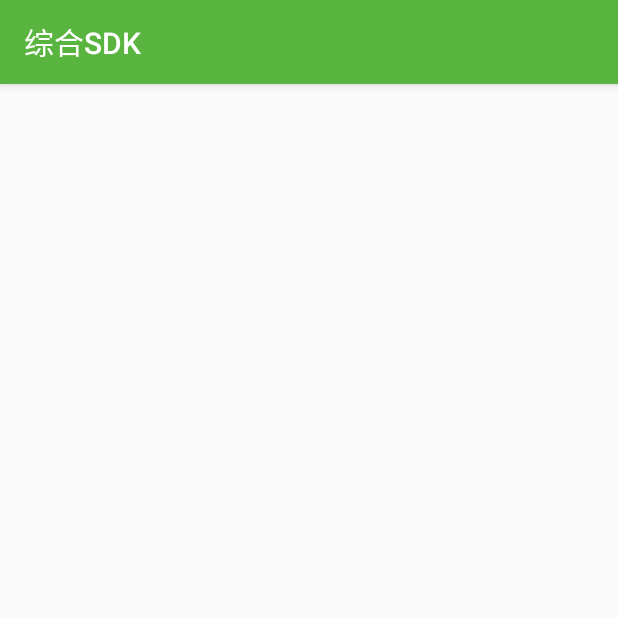
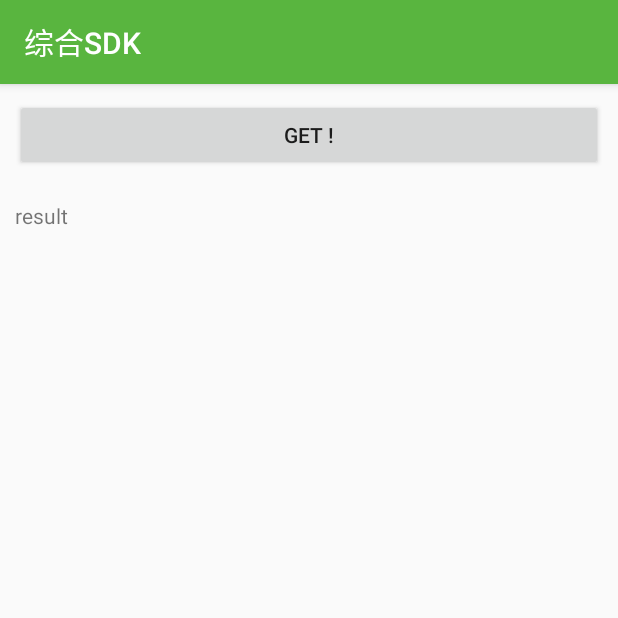
Before and after one commit to NicolasKun/MemoDemo, an Android app: the RetrofitDemo screen opened directly, with no data from a screen before it, on a phone screen of 412 x 824 dp, the top half of it. Run offline under Robolectric (Android 15) with nearby library versions, the phone set to English and light mode, and no system bars.

Commit message:
Simple GET of Retrofit~

```diff
--- a/app/src/main/res/layout/activity_retrofit_demo.xml
+++ b/app/src/main/res/layout/activity_retrofit_demo.xml
@@ -1,6 +1,22 @@
 <?xml version="1.0" encoding="utf-8"?>
 <LinearLayout xmlns:android="http://schemas.android.com/apk/res/android"
-    android:orientation="vertical" android:layout_width="match_parent"
+    android:orientation="vertical"
+    android:layout_width="match_parent"
+    android:padding="10dp"
     android:layout_height="match_parent">
+    <Button
+        android:onClick="getResult"
+        android:id="@+id/rd_btn_get"
+        android:layout_width="match_parent"
+        android:layout_height="wrap_content"
+        android:text="GET !"/>
+    <TextView
+        android:layout_gravity="center_horizontal"
+        android:id="@+id/rd_tv_result"
+        android:gravity="center_vertical"
+        android:layout_width="match_parent"
+        android:layout_height="wrap_content"
+        android:layout_marginTop="20dp"
+        android:text="result"/>
 
 </LinearLayout>
```
Also changed, not shown: app/src/main/java/cn/leeq/util/memodemo/ui/RetrofitDemo.java (+38 -8 lines).
